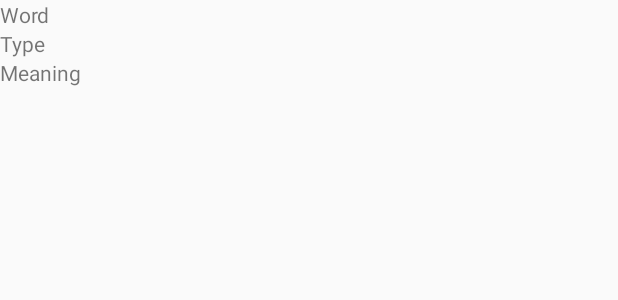
After one commit to mkhrussell/LetsCreateAppWithKotlin, an Android app: the layout activity_word_detail.xml on its own in the app's theme, with its tools: preview values and no code run, on a phone screen of 412 x 824 dp. The commit adds this screen. Shown: the top 300 px of the screen. Run offline under Robolectric (Android 15) with nearby library versions, the phone set to English and light mode, and no system bars.

Commit message:
Let's Create App Using Kotlin #01 - Dictionary App Part #06 - Show details of an Item

```diff
--- a/SimpleDictionary/app/src/main/java/com/mkhrussell/simpledictionary/DatabaseHelper.kt
+++ b/SimpleDictionary/app/src/main/java/com/mkhrussell/simpledictionary/DatabaseHelper.kt
@@ -55,4 +55,8 @@ class DatabaseHelper(private var mContext: Context) : SQLiteOpenHelper(mContext,
             return readableDatabase.rawQuery("select * from $TABLE_NAME where word like '$wordPrefix%'", null)
         }
     }
+
+    fun getWord(id: String): Cursor {
+        return readableDatabase.rawQuery("select * from $TABLE_NAME where $COLUMN_ID=$id", null)
+    }
 }
--- a/SimpleDictionary/app/src/main/java/com/mkhrussell/simpledictionary/DictionaryActivity.kt
+++ b/SimpleDictionary/app/src/main/java/com/mkhrussell/simpledictionary/DictionaryActivity.kt
@@ -32,8 +32,11 @@ class DictionaryActivity : AppCompatActivity() {
         val lstWords = (findViewById<ListView>(R.id.lstWords))
         lstWords.adapter = mSearchListAdapter
         lstWords.onItemClickListener = AdapterView.OnItemClickListener { parent, view, position, id ->
-            Log.d("DictionaryActivity", "$parent\n $view\n $position\n $id")
+            //Log.d("DictionaryActivity", "$parent\n $view\n $position\n $id")
 
+            val wordDetailIntent = Intent(applicationContext, WordDetailActivity::class.java)
+            wordDetailIntent.putExtra(WordDetailActivity.WORD_ID, "$id")
+            startActivity(wordDetailIntent)
         }
     }
 
--- /dev/null
+++ b/SimpleDictionary/app/src/main/res/layout/activity_word_detail.xml
@@ -0,0 +1,27 @@
+<?xml version="1.0" encoding="utf-8"?>
+<LinearLayout xmlns:android="http://schemas.android.com/apk/res/android"
+    xmlns:tools="http://schemas.android.com/tools"
+    android:layout_width="match_parent"
+    android:layout_height="match_parent"
+    android:orientation="vertical"
+    tools:context="com.mkhrussell.simpledictionary.WordDetailActivity">
+
+    <TextView
+        android:id="@+id/txtWord"
+        android:layout_width="match_parent"
+        android:layout_height="wrap_content"
+        tools:text="Word" />
+
+    <TextView
+        android:id="@+id/txtType"
+        android:layout_width="match_parent"
+        android:layout_height="wrap_content"
+        tools:text="Type" />
+
+    <TextView
+        android:id="@+id/txtMeaning"
+        android:layout_width="match_parent"
+        android:layout_height="wrap_content"
+        tools:text="Meaning" />
+
+</LinearLayout>
```
Also changed, not shown: SimpleDictionary/app/src/main/AndroidManifest.xml (+9 -1 lines), SimpleDictionary/app/src/main/java/com/mkhrussell/simpledictionary/WordDetailActivity.kt (added, +34 -0 lines).
